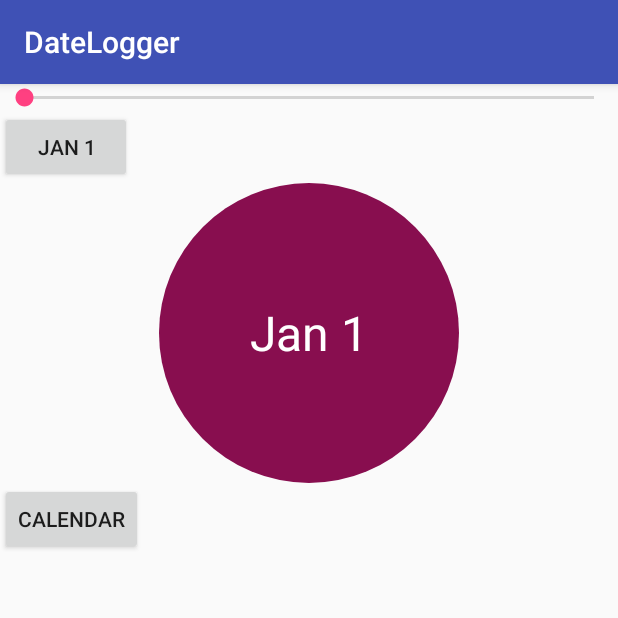
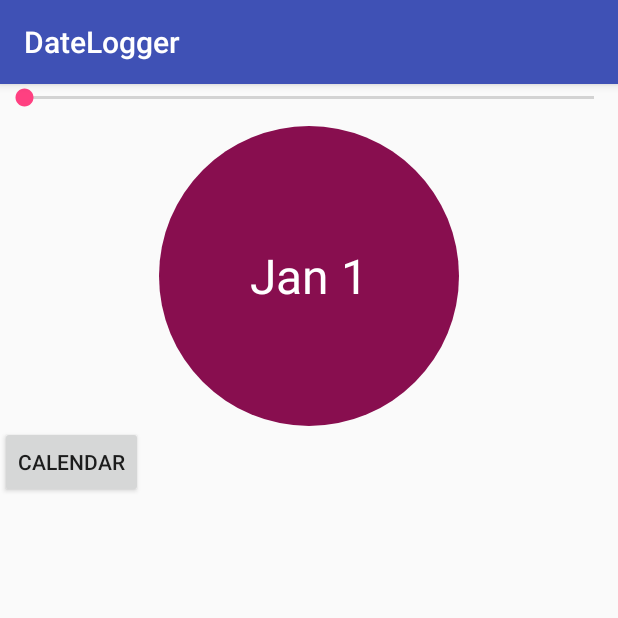
Before and after one commit to sgaw/DateLogger, an Android app: the screen it shows after launch (MainActivity), on a phone screen of 412 x 824 dp, the top half of it. Run offline under Robolectric (Android 15) with nearby library versions, the phone set to English and light mode, and no system bars.

Commit message:
Adjust pan and integrate circular button

```diff
--- a/app/src/main/AndroidManifest.xml
+++ b/app/src/main/AndroidManifest.xml
@@ -8,7 +8,8 @@
         android:label="@string/app_name"
         android:supportsRtl="true"
         android:theme="@style/AppTheme">
-        <activity android:name=".MainActivity">
+        <activity android:name=".MainActivity"
+            android:windowSoftInputMode="adjustPan">
             <intent-filter>
                 <action android:name="android.intent.action.MAIN"/>
 
--- a/app/src/main/java/com/playground/sgaw/sample/datelogger/MainActivity.java
+++ b/app/src/main/java/com/playground/sgaw/sample/datelogger/MainActivity.java
@@ -34,10 +34,9 @@ public class MainActivity extends AppCompatActivity {
             }
         });
 
-        Button recordButton = (Button) findViewById(R.id.recordButton);
         CircularButton circularButton = (CircularButton) findViewById(R.id.circularButton);
-        mPresenter = new InputPresenter(new DateView(recordButton, circularButton));
-        recordButton.setOnClickListener(new View.OnClickListener() {
+        mPresenter = new InputPresenter(circularButton);
+        View.OnClickListener clickListener = new View.OnClickListener() {
             @Override
             public void onClick(View view) {
                 mPresenter.record();
@@ -46,8 +45,8 @@ public class MainActivity extends AppCompatActivity {
                         Toast.LENGTH_SHORT)
                         .show();
             }
-        });
-
+        };
+        circularButton.setOnClickListener(clickListener);
 
 
         SeekBar seekBar = (SeekBar) findViewById(R.id.seekBar);
@@ -75,22 +74,4 @@ public class MainActivity extends AppCompatActivity {
         startActivity(new Intent(this, DetailActivity.class));
         finish();
     }
-
-    private static class DateView implements IDateView {
-        private final Button mButton;
-        private final SimpleDateFormat mFormat;
-        private final CircularButton mCiruclarButton;
-
-        private DateView(Button button, CircularButton circularButton) {
-            mButton = button;
-            mCiruclarButton = circularButton;
-            mFormat = new SimpleDateFormat("MMM d");
-        }
-
-        @Override
-        public void setValue(Date value) {
-            mButton.setText(mFormat.format(value));
-            mCiruclarButton.setValue(value);
-        }
-    }
 }
--- a/app/src/main/res/layout/activity_main.xml
+++ b/app/src/main/res/layout/activity_main.xml
@@ -14,15 +14,8 @@
         android:layout_height="wrap_content"
         tools:layout_editor_absoluteX="0dp"
         tools:layout_editor_absoluteY="279dp"
+        android:layout_marginBottom="10dp"
         android:id="@+id/seekBar"/>
-
-    <Button
-        tools:text="Date"
-        android:layout_width="wrap_content"
-        android:layout_height="wrap_content"
-        tools:layout_editor_absoluteX="145dp"
-        tools:layout_editor_absoluteY="183dp"
-        android:id="@+id/recordButton"/>
 
     <com.playground.sgaw.sample.datelogger.CircularButton
         android:id="@+id/circularButton"
```
